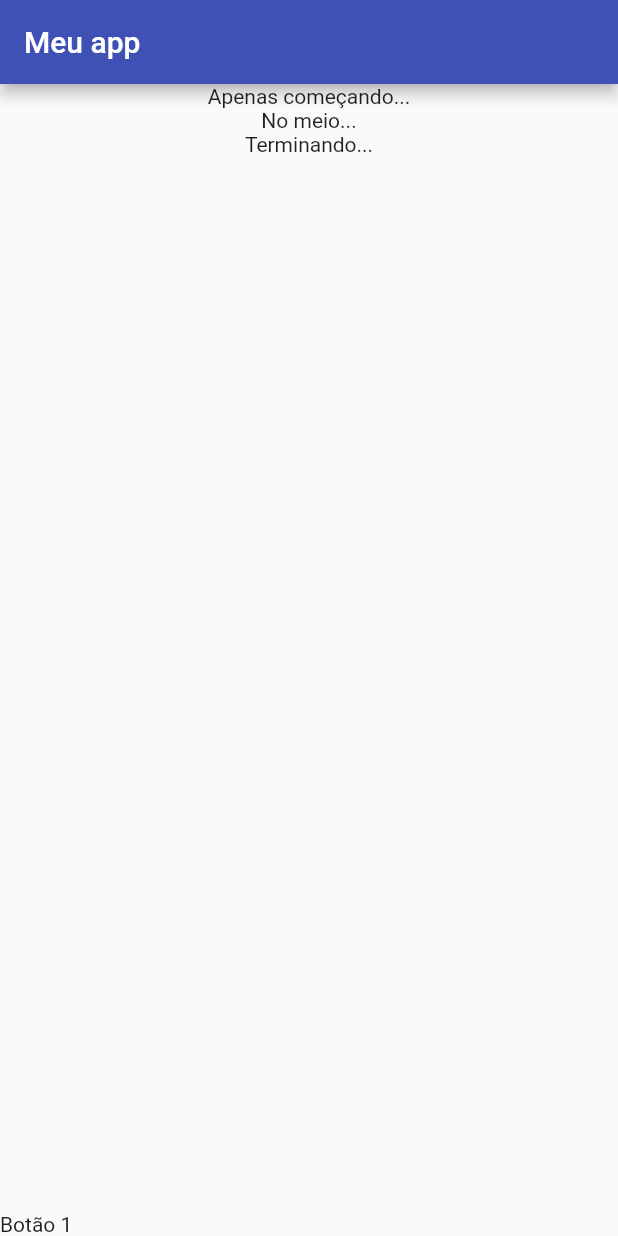
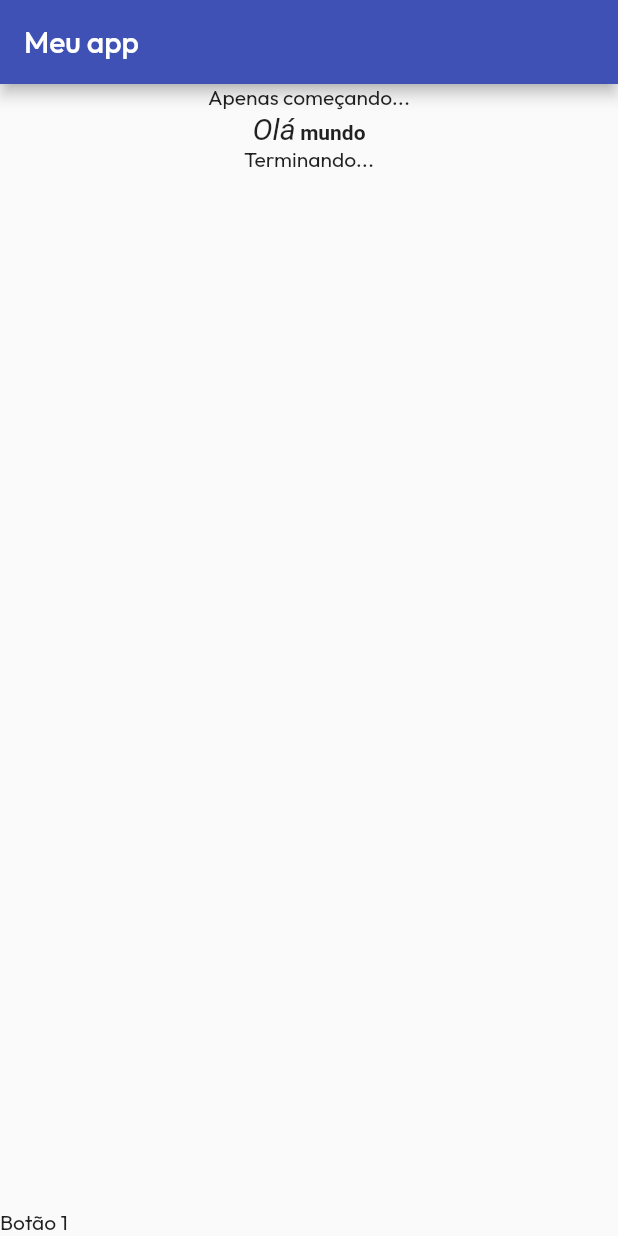
Before and after one commit to br-adriel/2023-1, a Flutter app: the screen it shows after launch, on a phone screen of 412 x 824 dp. Run offline on Flutter 3.47's test engine with Material 2 defaults, Android fonts, the phone set to English and light mode, and no system bars; drawn by our look-alikes of styled_text; our stand-ins replace google_fonts.

Commit message:
Estiliza textos do app

```diff
--- a/POO2/flutter/receita1/lib/main.dart
+++ b/POO2/flutter/receita1/lib/main.dart
@@ -1,20 +1,40 @@
 import 'package:flutter/material.dart';
+import 'package:google_fonts/google_fonts.dart';
+import 'package:styled_text/styled_text.dart';
 
-void main() {
-  MaterialApp app = MaterialApp(
+class MyApp extends StatelessWidget {
+  const MyApp({super.key});
+
+  @override
+  Widget build(BuildContext context) {
+    return MaterialApp(
         theme: ThemeData(
             primarySwatch: Colors.indigo,
-      ),
+            textTheme:
+                GoogleFonts.outfitTextTheme(Theme.of(context).textTheme)),
         home: Scaffold(
           appBar: AppBar(title: const Text("Meu app")),
-        body: const Center(
+          body: Center(
               child: Column(children: [
-          Text("Apenas começando..."),
-          Text("No meio..."),
-          Text("Terminando...")
+            const Text("Apenas começando..."),
+            StyledText(
+              text: "<i>Olá</i> <b>mundo</b>",
+              tags: {
+                'b': StyledTextTag(
+                    style: const TextStyle(fontWeight: FontWeight.bold)),
+                'i': StyledTextTag(
+                    style: const TextStyle(
+                        fontStyle: FontStyle.italic, fontSize: 20)),
+              },
+            ),
+            const Text("Terminando...")
           ])),
           bottomNavigationBar: const Text("Botão 1"),
         ));
+  }
+}
 
+void main() {
+  MyApp app = MyApp();
   runApp(app);
 }
--- a/POO2/flutter/receita1/pubspec.yaml
+++ b/POO2/flutter/receita1/pubspec.yaml
@@ -35,6 +35,8 @@ dependencies:
   # The following adds the Cupertino Icons font to your application.
   # Use with the CupertinoIcons class for iOS style icons.
   cupertino_icons: ^1.0.2
+  styled_text: ^7.0.0
+  google_fonts: ^4.0.4
 
 dev_dependencies:
   flutter_test:
```
Also changed, not shown: POO2/flutter/receita1/pubspec.lock, 1 other file. Lines whose indentation alone changed are shown as unchanged.
